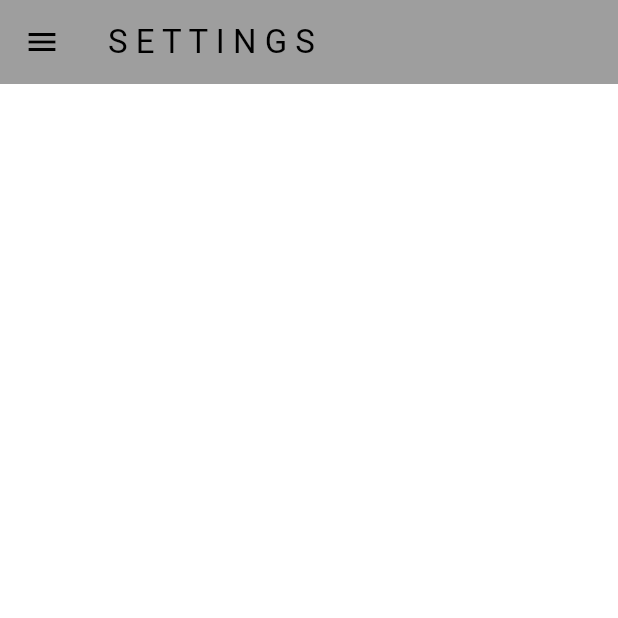
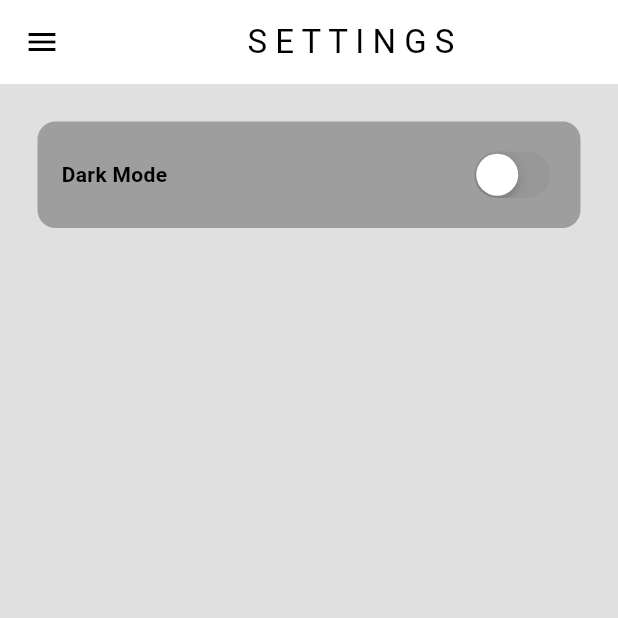
Before and after one commit to Rdttkab/minimal_music_player, a Flutter app: the SettingsPage screen opened directly, on a phone screen of 412 x 824 dp, the top half of it. Run offline on Flutter 3.47's test engine with Material 3 defaults, Android fonts, the phone set to English and light mode, and no system bars.

Commit message:
add theme

```diff
--- a/lib/Components/my_drawer.dart
+++ b/lib/Components/my_drawer.dart
@@ -44,7 +44,9 @@ class MyDrawer extends StatelessWidget {
 
                 Navigator.push(
                   context,
-                  MaterialPageRoute(builder: (context) => const SettingsPage()),
+                  MaterialPageRoute(
+                    builder: (context) => const SettingsPage(),
+                  ),
                 );
               },
             ),
--- a/lib/pages/settings_page.dart
+++ b/lib/pages/settings_page.dart
@@ -1,5 +1,9 @@
+import 'package:flutter/cupertino.dart';
 import 'package:flutter/material.dart';
-import 'package:minimal_music_player/Components/my_drawer.dart';
+import 'package:provider/provider.dart';
+
+import '../Components/my_drawer.dart';
+import '../themes/theme_provider.dart';
 
 class SettingsPage extends StatelessWidget {
   const SettingsPage({super.key});
@@ -7,11 +11,36 @@ class SettingsPage extends StatelessWidget {
   @override
   Widget build(BuildContext context) {
     return Scaffold(
+      backgroundColor: Theme.of(context).colorScheme.background,
       appBar: AppBar(
-        title: const Text('S E T T I N G S'),
-        backgroundColor: Theme.of(context).colorScheme.primary,
+        title: const Center(child: Text('S E T T I N G S')),
+        // backgroundColor: Theme.of(context).colorScheme.primary,
       ),
       drawer: const MyDrawer(),
+      body: Container(
+        decoration: BoxDecoration(
+          color: Theme.of(context).colorScheme.primary,
+          borderRadius: BorderRadius.circular(12),
+        ),
+        padding: const EdgeInsets.all(16.0),
+        margin: const EdgeInsets.all(25.0),
+        child: Row(
+          mainAxisAlignment: MainAxisAlignment.spaceBetween,
+          children: [
+            const Text(
+              'Dark Mode',
+              style: TextStyle(fontWeight: FontWeight.bold),
+            ),
+            CupertinoSwitch(
+              value:
+                  Provider.of<ThemeProvider>(context, listen: false).isDarkMode,
+              onChanged: (value) =>
+                  Provider.of<ThemeProvider>(context, listen: false)
+                      .toggleTheme(),
+            ),
+          ],
+        ),
+      ),
     );
   }
 }
--- a/lib/themes/theme_provider.dart
+++ b/lib/themes/theme_provider.dart
@@ -18,9 +18,9 @@ class ThemeProvider extends ChangeNotifier {
 
   void toggleTheme() {
     if (_themeData == lightMode) {
-      _themeData = darkMode;
+      themeData = darkMode;
     } else {
-      _themeData = lightMode;
+      themeData = lightMode;
     }
   }
 }
```
